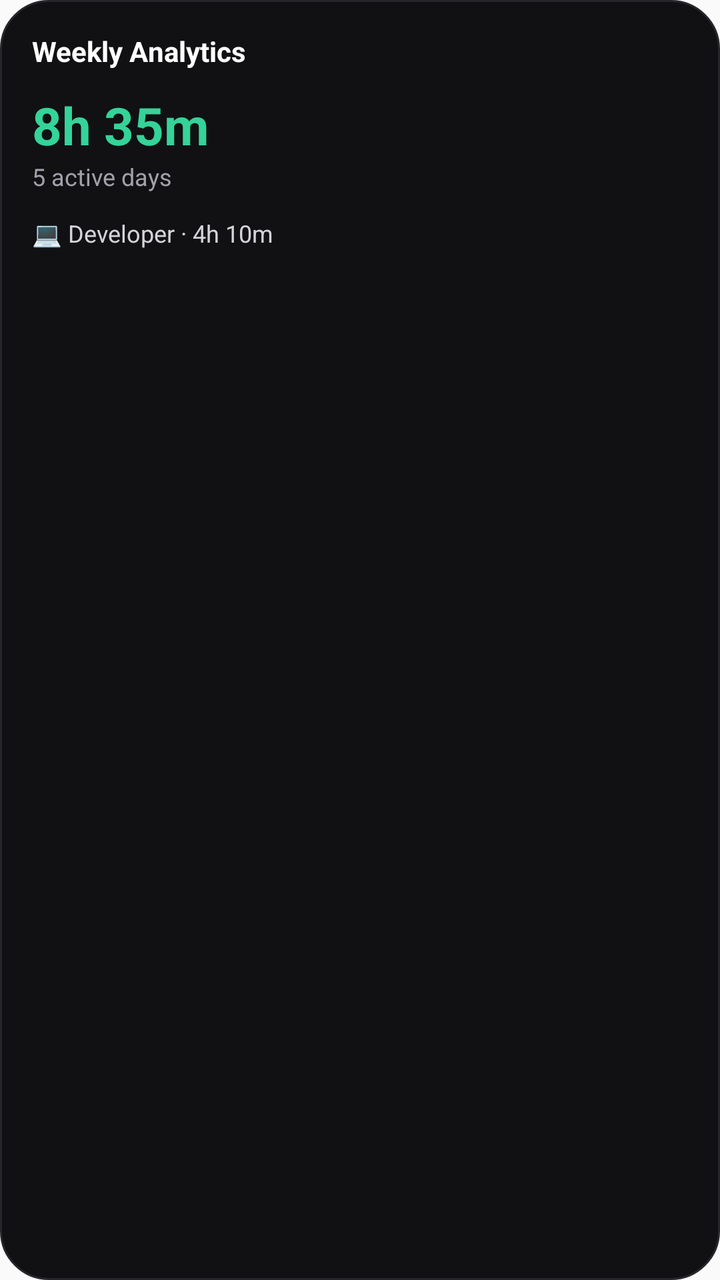
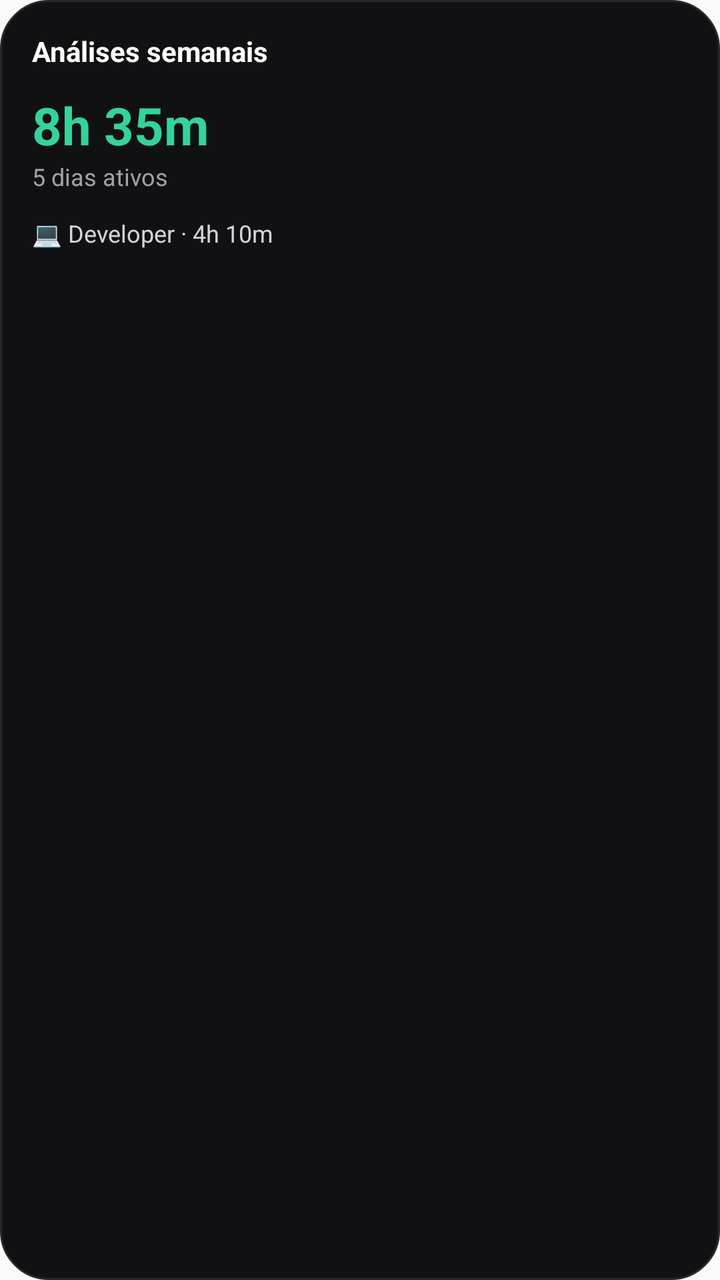

The first picture is an Android layout as it rendered before a commit; the second is the same layout after the commit. The layout source and the unified diff follow.
<!-- AndroidManifest.xml: application theme AppTheme -->
<!-- res/layout/widget_weekly_analytics_preview.xml -->
<?xml version="1.0" encoding="utf-8"?>
<LinearLayout
    xmlns:android="http://schemas.android.com/apk/res/android"
    android:layout_width="match_parent"
    android:layout_height="match_parent"
    android:orientation="vertical"
    android:padding="16dp"
    android:background="@drawable/widget_focus_background">

    <TextView
        android:layout_width="wrap_content"
        android:layout_height="wrap_content"
        android:text="Weekly Analytics"
        android:textColor="#FFFFFF"
        android:textSize="14sp"
        android:textStyle="bold" />

    <TextView
        android:layout_width="wrap_content"
        android:layout_height="wrap_content"
        android:layout_marginTop="10dp"
        android:text="8h 35m"
        android:textColor="#34D399"
        android:textSize="26sp"
        android:textStyle="bold" />

    <TextView
        android:layout_width="wrap_content"
        android:layout_height="wrap_content"
        android:text="5 active days"
        android:textColor="#A1A1AA"
        android:textSize="12sp" />

    <TextView
        android:layout_width="wrap_content"
        android:layout_height="wrap_content"
        android:layout_marginTop="12dp"
        android:text="💻 Developer · 4h 10m"
        android:textColor="#D4D4D8"
        android:textSize="12sp" />

</LinearLayout>
<!-- resources referenced by this layout -->
<resources>
  <!-- drawable widget_focus_background (drawable) -->
  <?xml version="1.0" encoding="utf-8"?>
  <shape
      xmlns:android="http://schemas.android.com/apk/res/android"
      android:shape="rectangle">
  
      <solid android:color="#111113" />
  
      <corners
          android:radius="24dp" />
  
      <stroke
          android:width="1dp"
          android:color="#26262B" />
  
  </shape>
  <style name="AppTheme" parent="Theme.AppCompat.Light.DarkActionBar">
          
          <item name="colorPrimary">@color/colorPrimary</item>
          <item name="colorPrimaryDark">@color/colorPrimaryDark</item>
          <item name="colorAccent">@color/colorAccent</item>
      </style>
</resources>

<!-- the commit's change to res/layout/widget_weekly_analytics_preview.xml (unified diff, before → after) -->
@@ -10,7 +10,7 @@
     <TextView
         android:layout_width="wrap_content"
         android:layout_height="wrap_content"
-        android:text="Weekly Analytics"
+        android:text="Análises semanais"
         android:textColor="#FFFFFF"
         android:textSize="14sp"
         android:textStyle="bold" />
@@ -27,7 +27,7 @@
     <TextView
         android:layout_width="wrap_content"
         android:layout_height="wrap_content"
-        android:text="5 active days"
+        android:text="5 dias ativos"
         android:textColor="#A1A1AA"
         android:textSize="12sp" />
 
